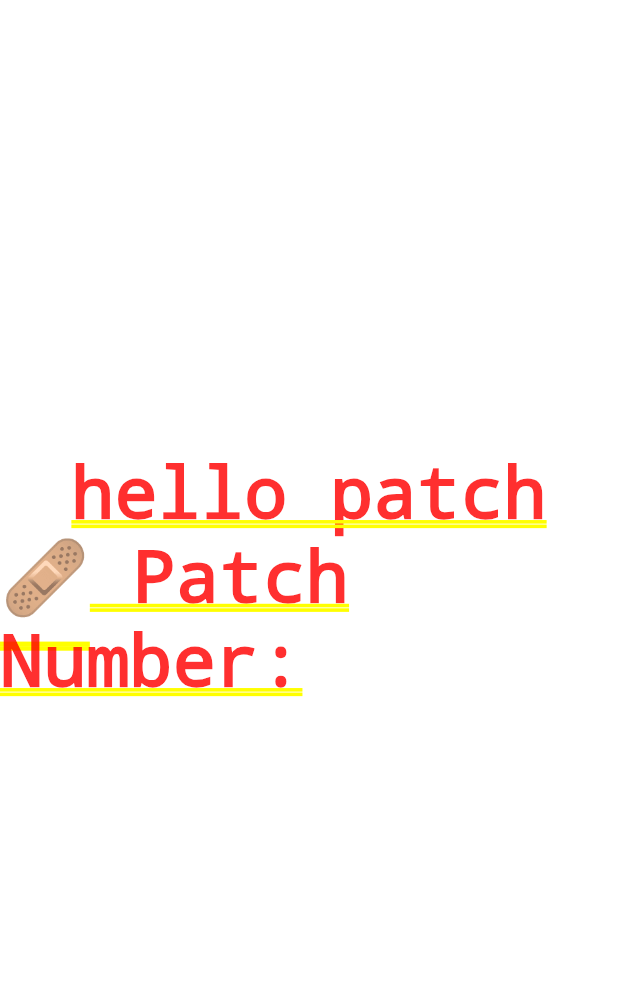
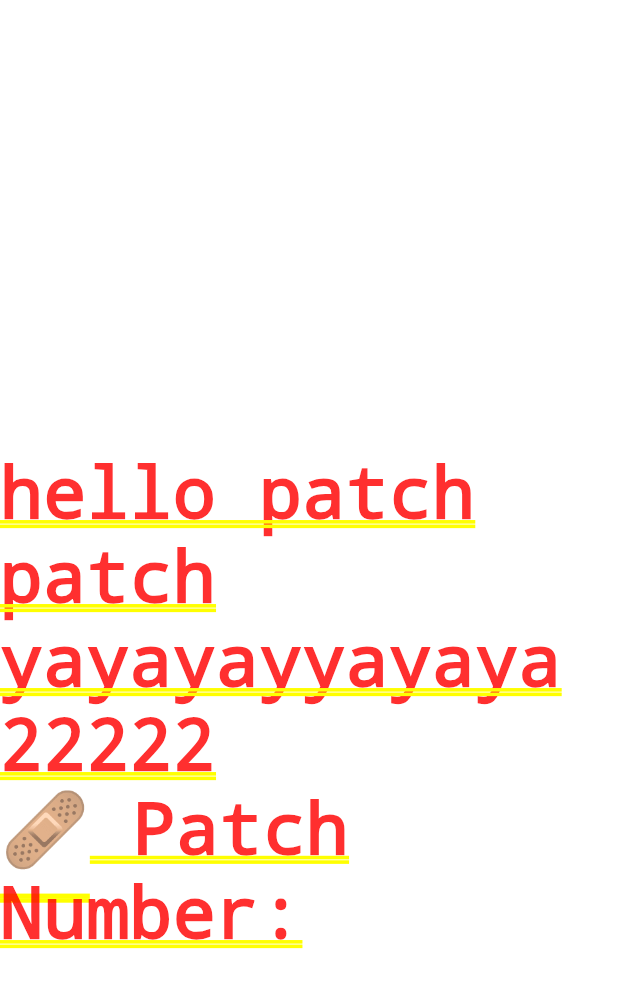
Before and after one commit to bingningO/flutter-shorebird-test, a Flutter app: the screen it shows after launch, on a phone screen of 412 x 824 dp. Shown: the top 988 px of the screen. Run offline on Flutter 3.47's test engine with Material 3 defaults, Android fonts, the phone set to English and light mode, and no system bars; missing offline and left inert: shorebird_code_push; statements that could not run were skipped.

Commit message:
add new patch 2222

```diff
--- a/lib/version_info.dart
+++ b/lib/version_info.dart
@@ -36,7 +36,7 @@ class _VersionInfoWidgetState extends State<VersionInfoWidget> {
     return Column(
       children: [
         SizedBox(height: 300),
-        Text("hello patch"),
+        Text("hello patch patch yayayayyayaya 22222"),
         // Text('📦 Release Version: $_releaseVersion'),
         Text('🩹 Patch Number: $_patchNumber'),
       ],
```
